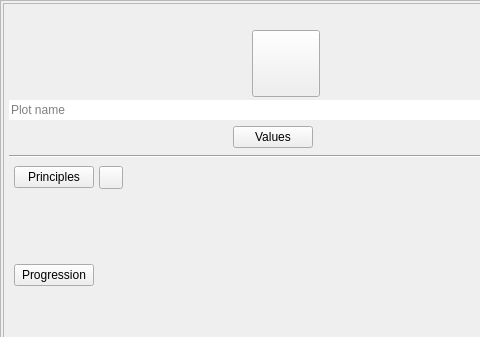
zkovari/plotlyst, file ui/plot_widget.ui: the form before one commit; both pictures show x 0 to 480 and y 0 to 337 of the 570 by 445 pixel window.
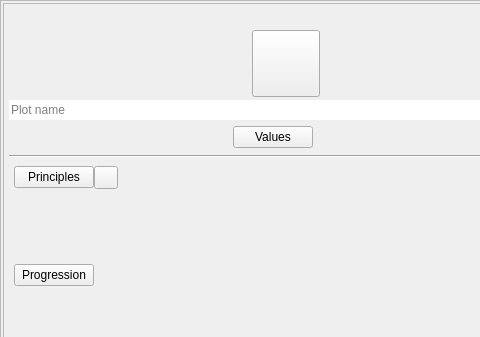
The form after the commit. Custom widgets are drawn as their Qt base class.

```diff
--- a/ui/plot_widget.ui
+++ b/ui/plot_widget.ui
@@ -253,6 +253,9 @@
           </property>
           <item>
            <layout class="QHBoxLayout" name="horizontalLayout">
+            <property name="spacing">
+             <number>0</number>
+            </property>
             <property name="topMargin">
              <number>5</number>
             </property>
```
Left out of the diff: 2 changed lines with no effect on the pictures.
